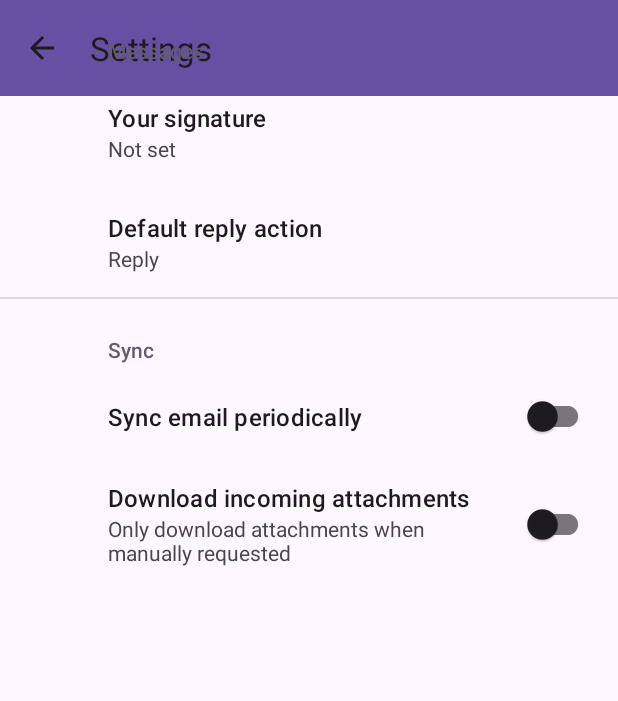
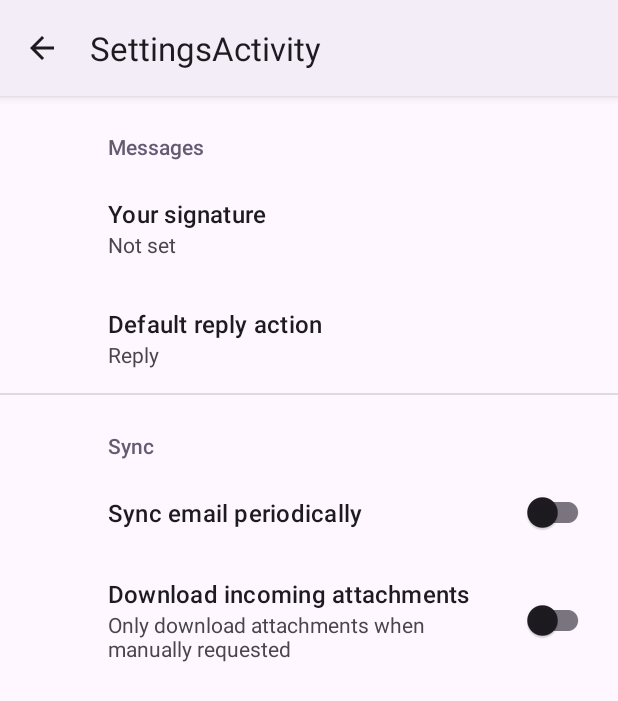
Before and after one commit to anvbackman/Programvaruteknik-DT031G-Labs, an Android app: the SettingsActivity screen opened directly, with no data from a screen before it, on a phone screen of 412 x 824 dp. Shown: the top 701 px of the screen. Run offline under Robolectric (Android 15) with nearby library versions, the light colour scheme and no system bars; our stand-ins replace androidx.preference.

Commit message:
Navigation added

```diff
--- a/app/src/main/java/se/miun/anba2205/dt031g/dialer/CallListActivity.java
+++ b/app/src/main/java/se/miun/anba2205/dt031g/dialer/CallListActivity.java
@@ -13,10 +13,6 @@
         super.onCreate(savedInstanceState);
         setContentView(R.layout.activity_call_list);
 
-        Toolbar toolbar = findViewById(R.id.toolbar);
-        setSupportActionBar(toolbar);
 
-        ActionBar actionBar = getSupportActionBar();
-        actionBar.setDisplayHomeAsUpEnabled(true);
     }
 }
--- a/app/src/main/java/se/miun/anba2205/dt031g/dialer/MapsActivity.java
+++ b/app/src/main/java/se/miun/anba2205/dt031g/dialer/MapsActivity.java
@@ -1,6 +1,7 @@
 package se.miun.anba2205.dt031g.dialer;
 
 import androidx.appcompat.app.ActionBar;
+import androidx.appcompat.app.AppCompatActivity;
 import androidx.appcompat.widget.Toolbar;
 import androidx.fragment.app.FragmentActivity;
 
@@ -12,6 +13,7 @@
 import com.google.android.gms.maps.SupportMapFragment;
 import com.google.android.gms.maps.model.LatLng;
 import com.google.android.gms.maps.model.MarkerOptions;
+
 
 import se.miun.anba2205.dt031g.dialer.databinding.ActivityMapsBinding;
 
@@ -26,6 +28,9 @@
 
         binding = ActivityMapsBinding.inflate(getLayoutInflater());
         setContentView(binding.getRoot());
+
+//        Toolbar toolbar = findViewById(R.id.toolbar);
+//        setSupportActionBar(toolbar);
 
         // Obtain the SupportMapFragment and get notified when the map is ready to be used.
         SupportMapFragment mapFragment = (SupportMapFragment) getSupportFragmentManager()
--- a/app/src/main/java/se/miun/anba2205/dt031g/dialer/SettingsActivity.java
+++ b/app/src/main/java/se/miun/anba2205/dt031g/dialer/SettingsActivity.java
@@ -14,11 +14,8 @@
         super.onCreate(savedInstanceState);
         setContentView(R.layout.settings_activity);
 
-        Toolbar toolbar = findViewById(R.id.toolbar);
-        setSupportActionBar(toolbar);
-
-        ActionBar actionBar = getSupportActionBar();
-        actionBar.setDisplayHomeAsUpEnabled(true);
+//        Toolbar toolbar = findViewById(R.id.toolbar);
+//        setSupportActionBar(toolbar);
 
         if (savedInstanceState == null) {
             getSupportFragmentManager()
@@ -26,7 +23,10 @@
                     .replace(R.id.settings, new SettingsFragment())
                     .commit();
         }
-
+        ActionBar actionBar = getSupportActionBar();
+        if (actionBar != null) {
+            actionBar.setDisplayHomeAsUpEnabled(true);
+        }
     }
 
     public static class SettingsFragment extends PreferenceFragmentCompat {
--- a/app/src/main/res/layout/settings_activity.xml
+++ b/app/src/main/res/layout/settings_activity.xml
@@ -7,14 +7,12 @@
         android:layout_width="match_parent"
         android:layout_height="match_parent" >
 
-        <androidx.appcompat.widget.Toolbar
-            android:id="@+id/toolbar"
-            android:layout_width="match_parent"
-            android:layout_height="wrap_content"
-            android:background="?attr/colorPrimary"
-            android:minHeight="?attr/actionBarSize"
-            android:theme="?attr/actionBarTheme" />
+<!--        <androidx.appcompat.widget.Toolbar-->
+<!--            android:id="@+id/toolbar"-->
+<!--            android:layout_width="match_parent"-->
+<!--            android:layout_height="wrap_content"-->
+<!--            android:background="?attr/colorPrimary"-->
+<!--            android:minHeight="?attr/actionBarSize"-->
+<!--            android:theme="?attr/actionBarTheme" />-->
     </FrameLayout>
-
-
 </LinearLayout>
--- a/app/src/main/res/values-night/themes.xml
+++ b/app/src/main/res/values-night/themes.xml
@@ -1,6 +1,6 @@
 <resources xmlns:tools="http://schemas.android.com/tools">
     <!-- Base application theme. -->
-    <style name="Base.Theme.Dialer" parent="Theme.Material3.DayNight.NoActionBar">
+    <style name="Base.Theme.Dialer" parent="Theme.Material3.DayNight">
         <!-- Customize your dark theme here. -->
         <!-- <item name="colorPrimary">@color/my_dark_primary</item> -->
     </style>
--- a/app/src/main/res/values/themes.xml
+++ b/app/src/main/res/values/themes.xml
@@ -1,6 +1,8 @@
 <resources xmlns:tools="http://schemas.android.com/tools">
     <!-- Base application theme. -->
-    <style name="Base.Theme.Dialer" parent="Theme.Material3.DayNight.NoActionBar">
+    <style name="Base.Theme.Dialer" parent="Theme.Material3.DayNight">
+
+        <item name="colorPrimaryVariant">@color/black</item>
         <!-- Customize your light theme here. -->
         <!-- <item name="colorPrimary">@color/my_light_primary</item> -->
     </style>
--- a/app/src/main/res/xml/root_preferences.xml
+++ b/app/src/main/res/xml/root_preferences.xml
@@ -32,4 +32,5 @@
 
     </PreferenceCategory>
 
+
 </PreferenceScreen>
```
Also changed, not shown: app/src/main/AndroidManifest.xml (+6 -9 lines), app/src/main/java/se/miun/anba2205/dt031g/dialer/DialActivity.java (+5 -5 lines), app/src/main/res/layout/activity_call_list.xml (+1 -9 lines), app/src/main/res/layout/activity_dial.xml (+1 -9 lines), app/src/main/res/layout/activity_main.xml (+8 -4 lines), app/src/main/res/layout/activity_maps.xml (+7 -7 lines).
